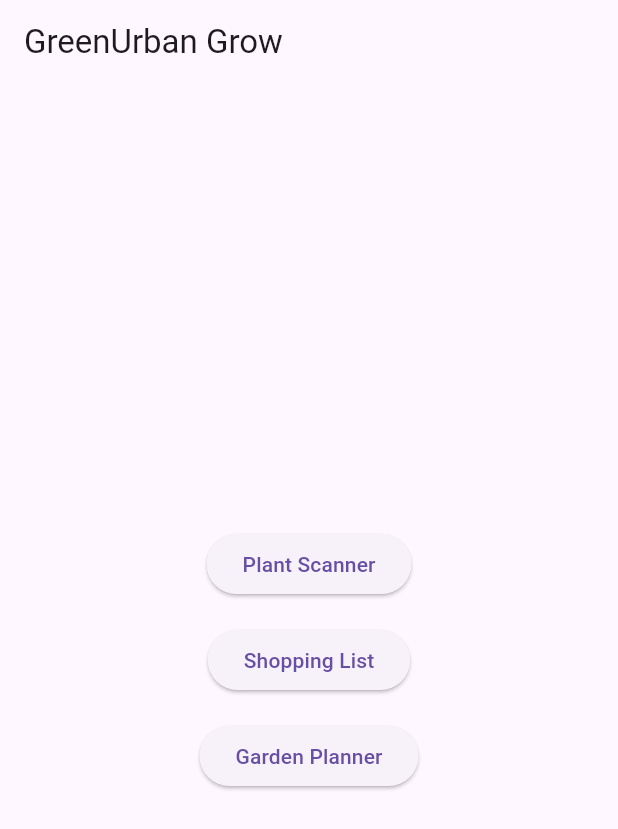
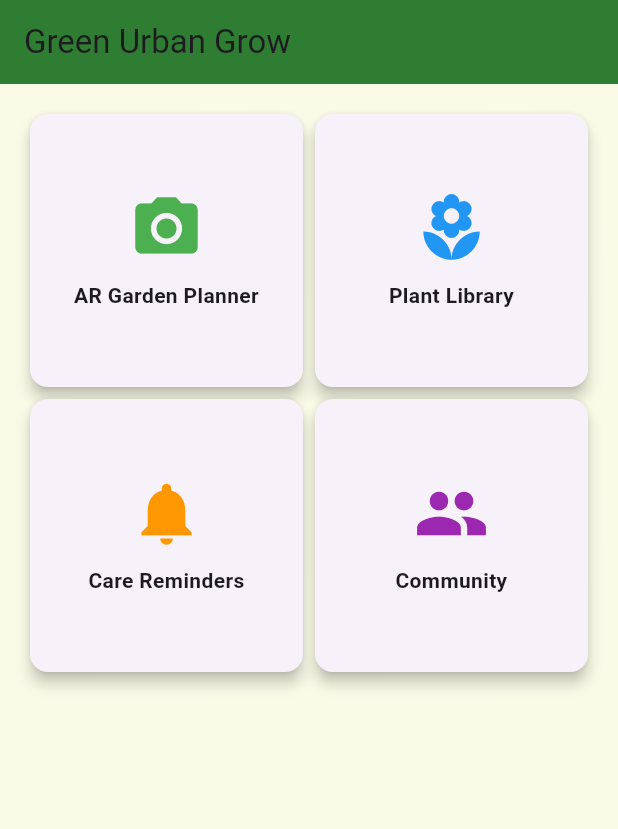
Before and after one commit to twoskoops707/green-urban-grow-public, a Flutter app: the screen it shows after launch, on a phone screen of 412 x 824 dp. Shown: the top 829 px of the screen. Run offline on Flutter 3.47's test engine with Material 3 defaults, Android fonts, the phone set to English and light mode, and no system bars.

Commit message:
feat: complete urban gardening app with platform integration
- 4 main features: AR Planner, Plant Library, Care Reminders, Community
- Wikipedia integration for plant knowledge
- Reddit community integration
- Amazon affiliate products for urban gardening
- Royal Gold soil and space-specific recommendations
- Care reminder system for watering/fertilizing
- Designed for balconies, windowsills, vertical gardens
- Ready for monetization through affiliate links

```diff
--- a/lib/main.dart
+++ b/lib/main.dart
@@ -1,7 +1,8 @@
 import 'package:flutter/material.dart';
-import 'plant_scanner.dart';
-import 'shopping_list.dart';
 import 'garden_planner.dart';
+import 'plant_library.dart';
+import 'community.dart';
+import 'care_reminders.dart';
 
 void main() {
   runApp(const GreenUrbanGrowApp());
@@ -13,8 +14,12 @@ class GreenUrbanGrowApp extends StatelessWidget {
   @override
   Widget build(BuildContext context) {
     return MaterialApp(
-      title: 'GreenUrban Grow',
-      theme: ThemeData(primarySwatch: Colors.green),
+      title: 'Green Urban Grow',
+      theme: ThemeData(
+        primarySwatch: Colors.green,
+        primaryColor: const Color(0xFF2E7D32),
+        scaffoldBackgroundColor: const Color(0xFFF9FBE7),
+      ),
       home: const HomePage(),
     );
   }
@@ -26,40 +31,58 @@ class HomePage extends StatelessWidget {
   @override
   Widget build(BuildContext context) {
     return Scaffold(
-      appBar: AppBar(title: const Text('GreenUrban Grow')),
-      body: Center(
+      appBar: AppBar(
+        title: const Text('Green Urban Grow'),
+        backgroundColor: const Color(0xFF2E7D32),
+      ),
+      body: GridView.count(
+        crossAxisCount: 2,
+        padding: const EdgeInsets.all(16),
+        children: [
+          _buildFeatureCard(
+            context,
+            'AR Garden Planner',
+            Icons.camera_alt,
+            Colors.green,
+            () => Navigator.push(context, MaterialPageRoute(builder: (context) => const GardenPlanner())),
+          ),
+          _buildFeatureCard(
+            context,
+            'Plant Library',
+            Icons.local_florist,
+            Colors.blue,
+            () => Navigator.push(context, MaterialPageRoute(builder: (context) => const PlantLibrary())),
+          ),
+          _buildFeatureCard(
+            context,
+            'Care Reminders',
+            Icons.notifications,
+            Colors.orange,
+            () => Navigator.push(context, MaterialPageRoute(builder: (context) => const CareReminders())),
+          ),
+          _buildFeatureCard(
+            context,
+            'Community',
+            Icons.people,
+            Colors.purple,
+            () => Navigator.push(context, MaterialPageRoute(builder: (context) => const Community())),
+          ),
+        ],
+      ),
+    );
+  }
+
+  Widget _buildFeatureCard(BuildContext context, String title, IconData icon, Color color, VoidCallback onTap) {
+    return Card(
+      elevation: 4,
+      child: InkWell(
+        onTap: onTap,
         child: Column(
           mainAxisAlignment: MainAxisAlignment.center,
           children: [
-            ElevatedButton(
-              onPressed: () {
-                Navigator.push(
-                  context,
-                  MaterialPageRoute(builder: (context) => const PlantScannerWidget()),
-                );
-              },
-              child: const Text('Plant Scanner'),
-            ),
-            const SizedBox(height: 16),
-            ElevatedButton(
-              onPressed: () {
-                Navigator.push(
-                  context,
-                  MaterialPageRoute(builder: (context) => const ShoppingList()),
-                );
-              },
-              child: const Text('Shopping List'),
-            ),
-            const SizedBox(height: 16),
-            ElevatedButton(
-              onPressed: () {
-                Navigator.push(
-                  context,
-                  MaterialPageRoute(builder: (context) => const GardenPlanner()),
-                );
-              },
-              child: const Text('Garden Planner'),
-            ),
+            Icon(icon, size: 50, color: color),
+            const SizedBox(height: 10),
+            Text(title, textAlign: TextAlign.center, style: const TextStyle(fontWeight: FontWeight.bold)),
           ],
         ),
       ),
--- a/pubspec.yaml
+++ b/pubspec.yaml
@@ -1,13 +1,13 @@
 name: green_urban_grow
-description: Auto plant scan, garden planner, shopping list app
-version: 0.0.1
+description: Urban gardening app for small spaces
+version: 1.0.0
 environment:
   sdk: ">=3.0.0 <4.0.0"
 
 dependencies:
   flutter:
     sdk: flutter
-  http: ^1.1.0
+  url_launcher: ^6.1.11
 
 flutter:
   uses-material-design: true
```
Also changed, not shown: lib/care_reminders.dart (added, +94 -0 lines), lib/community.dart (added, +81 -0 lines), lib/garden_planner.dart (+71 -216 lines), lib/plant_library.dart (added, +54 -0 lines).
